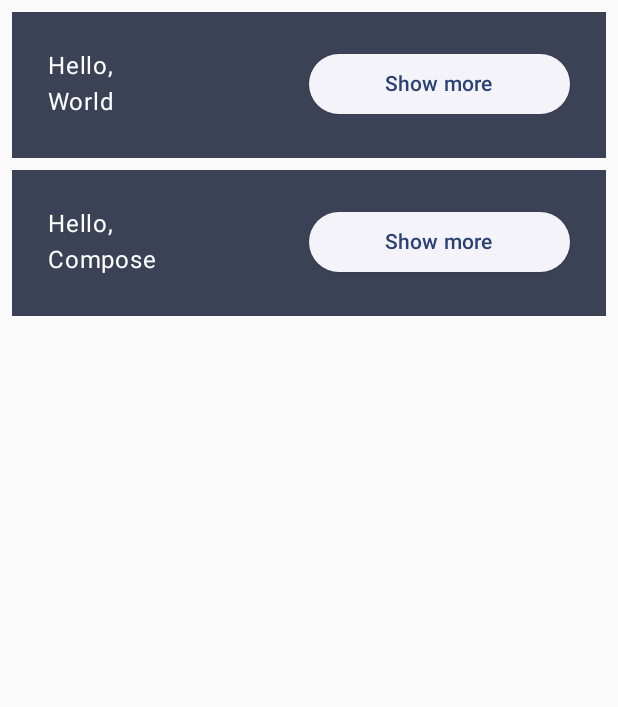
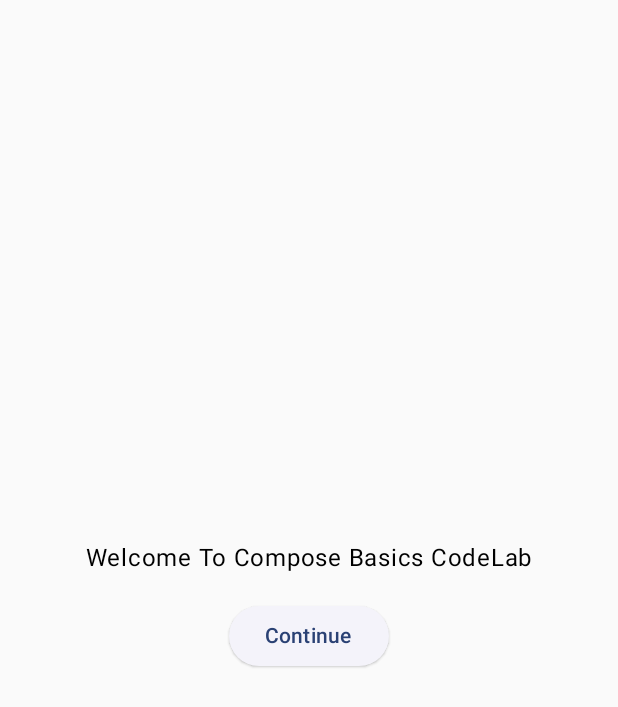
Before and after one commit to OmneyaOsman/ComposeCamp, an Android app built with Jetpack Compose: the screen it shows after launch (MainActivity), on a phone screen of 412 x 824 dp. Shown: the top 707 px of the screen. Run offline under Robolectric (Android 15) with nearby library versions, the phone set to English and light mode, and no system bars.

```diff
--- a/app/src/main/java/com/omni/composecamp/MainActivity.kt
+++ b/app/src/main/java/com/omni/composecamp/MainActivity.kt
@@ -1,15 +1,26 @@
 package com.omni.composecamp
 
+import android.content.res.Configuration.UI_MODE_NIGHT_YES
 import android.os.Bundle
 import androidx.activity.ComponentActivity
 import androidx.activity.compose.setContent
-import androidx.compose.animation.animateColorAsState
-import androidx.compose.animation.animateContentSize
+import androidx.compose.animation.core.Spring
+import androidx.compose.animation.core.SpringSpec
+import androidx.compose.animation.core.animateDpAsState
 import androidx.compose.foundation.layout.Column
 import androidx.compose.foundation.layout.Row
 import androidx.compose.foundation.layout.fillMaxSize
 import androidx.compose.foundation.layout.padding
+import androidx.compose.foundation.lazy.LazyColumn
+import androidx.compose.foundation.lazy.items
+import androidx.compose.material.icons.Icons
+import androidx.compose.material.icons.filled.ExpandLess
+import androidx.compose.material.icons.filled.ExpandMore
 import androidx.compose.material3.ElevatedButton
+//import androidx.compose.material.icons.filled.ExpandLess
+//import androidx.compose.material.icons.filled.ExpandMore
+import androidx.compose.material3.Icon
+import androidx.compose.material3.IconButton
 import androidx.compose.material3.MaterialTheme
 import androidx.compose.material3.Surface
 import androidx.compose.material3.Text
@@ -18,8 +29,10 @@ import androidx.compose.runtime.mutableStateOf
 import androidx.compose.runtime.remember
 import androidx.compose.runtime.setValue
 import androidx.compose.runtime.getValue
+import androidx.compose.runtime.saveable.rememberSaveable
 import androidx.compose.ui.Alignment
 import androidx.compose.ui.Modifier
+import androidx.compose.ui.text.font.FontWeight
 import androidx.compose.ui.tooling.preview.Preview
 import androidx.compose.ui.unit.dp
 import com.omni.composecamp.ui.theme.ComposeCampTheme
@@ -37,12 +50,29 @@ class MainActivity : ComponentActivity() {
 
 @Composable
 fun MyApp(
+    modifier: Modifier = Modifier
+) {
+    var shouldShowOnBoardingScreen by rememberSaveable {
+        mutableStateOf(true)
+    }
+    if (shouldShowOnBoardingScreen)
+        OnBoardingScreen(onClick = {
+            shouldShowOnBoardingScreen = false
+        })
+    else
+        HomeScreen(modifier)
+}
+
+@Composable
+private fun HomeScreen(
     modifier: Modifier = Modifier,
-    names: List<String> = listOf("World", "Compose")
+    names: List<String> = List(1000) { "$it" }
 ) {
     Column(modifier = modifier.padding(vertical = 4.dp)) {
-        for (name in names) {
-            Greeting(name = name)
+        LazyColumn {
+            items(names) { name ->
+                Greeting(name = name)
+            }
         }
     }
 }
@@ -53,35 +83,67 @@ private fun Greeting(name: String) {
     var isExpanded by remember {
         mutableStateOf(false)
     }
-    val extraPadding = if(isExpanded) 48.dp else 1.dp
-    val surfaceColor by animateColorAsState(if (isExpanded) MaterialTheme.colorScheme.primary else MaterialTheme.colorScheme.secondary)
+    val extraPadding by animateDpAsState(
+        if (isExpanded) 48.dp else 0.dp, animationSpec = SpringSpec(
+            dampingRatio = Spring.DampingRatioMediumBouncy, stiffness = Spring.StiffnessLow
+        )
+    )
+
+
+//    val surfaceColor by animateColorAsState(if (isExpanded) MaterialTheme.colorScheme.primary else MaterialTheme.colorScheme.secondary)
 
     Surface(
-        color = surfaceColor,
-
+        color = MaterialTheme.colorScheme.primary,
         modifier = Modifier
-            .animateContentSize()
+//            .animateContentSize()
             .padding(vertical = 4.dp, horizontal = 8.dp)
     ) {
         Row(Modifier.padding(24.dp)) {
             Column(
                 modifier = Modifier
-                    .weight(1F).padding(bottom = extraPadding), horizontalAlignment = Alignment.Start
+                    .weight(1F)
+                    .padding(bottom = extraPadding.coerceAtLeast(0.dp)),
+                horizontalAlignment = Alignment.Start
             ) {
                 Text(text = "Hello, ")
-                Text(text = name)
+                Text(
+                    text = name,
+                    style = MaterialTheme.typography.headlineMedium.copy(fontWeight = FontWeight.ExtraBold)
+                )
+                Text(
+                    text = "Layout basics: Learn about the building blocks for a straightforward app UI Material Components and layouts: Learn about Material components and layouts in Compose.ConstraintLayout: Learn how to use ConstraintLayout in your Compose UI.",
+                    maxLines = if (isExpanded) Int.MAX_VALUE else 1
+                )
             }
-            ElevatedButton(onClick = { isExpanded = !isExpanded }, modifier = Modifier.weight(1F)) {
-                Text(text = if(isExpanded)"Show less" else "Show more")
+            IconButton(onClick = {isExpanded = !isExpanded} ){
+                Icon(imageVector =if(isExpanded) Icons.Filled.ExpandLess else Icons.Filled.ExpandMore, contentDescription ="icon" )
             }
+//            ElevatedButton(onClick = { isExpanded = !isExpanded }) {
+//                Text(text = if (isExpanded) "Show less" else "Show more")
+//            }
         }
     }
 }
 
-@Preview(showBackground = true, showSystemUi = true)
+@Preview(
+    showBackground = true,
+    widthDp = 320,
+    uiMode = UI_MODE_NIGHT_YES,
+    name = "Dark"
+)
+@Preview(showBackground = true, widthDp = 320)
 @Composable
-fun GreetingPreview() {
+fun DefaultPreview() {
     ComposeCampTheme {
-        MyApp()
+        HomeScreen()
     }
 }
+
+
+@Preview
+@Composable
+fun MyAppPreview() {
+    ComposeCampTheme {
+        MyApp(Modifier.fillMaxSize())
+    }
+}
--- /dev/null
+++ b/app/src/main/java/com/omni/composecamp/OnBoardingScreen.kt
@@ -0,0 +1,27 @@
+package com.omni.composecamp
+
+import androidx.compose.foundation.layout.Arrangement
+import androidx.compose.foundation.layout.Column
+import androidx.compose.foundation.layout.fillMaxSize
+import androidx.compose.foundation.layout.padding
+import androidx.compose.material3.ElevatedButton
+import androidx.compose.material3.Text
+import androidx.compose.runtime.Composable
+import androidx.compose.ui.Alignment
+import androidx.compose.ui.Modifier
+import androidx.compose.ui.unit.dp
+
+@Composable
+fun OnBoardingScreen(modifier: Modifier = Modifier , onClick :()-> Unit) {
+
+    Column(
+        modifier.fillMaxSize(),
+        horizontalAlignment = Alignment.CenterHorizontally,
+        verticalArrangement = Arrangement.Center
+    ) {
+        Text(text = "Welcome To Compose Basics CodeLab")
+        ElevatedButton(onClick = onClick , modifier = Modifier.padding(vertical = 16.dp)) {
+            Text(text = "Continue")
+        }
+    }
+}
--- a/app/src/main/java/com/omni/composecamp/ui/theme/Color.kt
+++ b/app/src/main/java/com/omni/composecamp/ui/theme/Color.kt
@@ -2,10 +2,7 @@ package com.omni.composecamp.ui.theme
 
 import androidx.compose.ui.graphics.Color
 
-val Purple80 = Color(0xFFD0BCFF)
-val PurpleGrey80 = Color(0xFFCCC2DC)
-val Pink80 = Color(0xFFEFB8C8)
-
-val Purple40 = Color(0xFF6650a4)
-val PurpleGrey40 = Color(0xFF625b71)
-val Pink40 = Color(0xFF7D5260)
+val Navy = Color(0xFF073042)
+val Blue = Color(0xFF4285F4)
+val LightBlue = Color(0xFFD7EFFE)
+val Chartreuse = Color(0xFFEFF7CF)
--- a/app/src/main/java/com/omni/composecamp/ui/theme/Theme.kt
+++ b/app/src/main/java/com/omni/composecamp/ui/theme/Theme.kt
@@ -10,31 +10,24 @@ import androidx.compose.material3.dynamicLightColorScheme
 import androidx.compose.material3.lightColorScheme
 import androidx.compose.runtime.Composable
 import androidx.compose.runtime.SideEffect
+import androidx.compose.ui.graphics.Color
 import androidx.compose.ui.graphics.toArgb
 import androidx.compose.ui.platform.LocalContext
 import androidx.compose.ui.platform.LocalView
 import androidx.core.view.WindowCompat
 
 private val DarkColorScheme = darkColorScheme(
-    primary = Purple80,
-    secondary = PurpleGrey80,
-    tertiary = Pink80
+    surface = Blue,
+    onSurface = Navy,
+    primary = Navy,
+    onPrimary = Chartreuse
 )
 
 private val LightColorScheme = lightColorScheme(
-    primary = Purple40,
-    secondary = PurpleGrey40,
-    tertiary = Pink40
-
-    /* Other default colors to override
-    background = Color(0xFFFFFBFE),
-    surface = Color(0xFFFFFBFE),
-    onPrimary = Color.White,
-    onSecondary = Color.White,
-    onTertiary = Color.White,
-    onBackground = Color(0xFF1C1B1F),
-    onSurface = Color(0xFF1C1B1F),
-    */
+    surface = Blue,
+    onSurface = Color.White,
+    primary = LightBlue,
+    onPrimary = Navy
 )
 
 @Composable
--- a/build.gradle
+++ b/build.gradle
@@ -2,5 +2,5 @@
 plugins {
     id 'com.android.application' version '8.0.0' apply false
     id 'com.android.library' version '8.0.0' apply false
-    id 'org.jetbrains.kotlin.android' version '1.7.20' apply false
+    id 'org.jetbrains.kotlin.android' version '1.8.21' apply false
 }
```
Also changed, not shown: app/build.gradle (+4 -3 lines).
